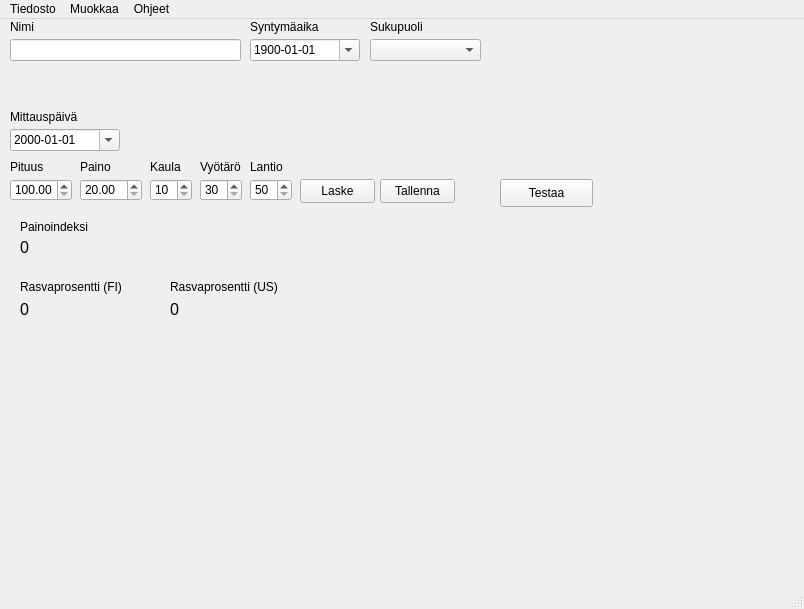
Old version of the form main.ui in the repository TiViOpetus/FitnessGUI.
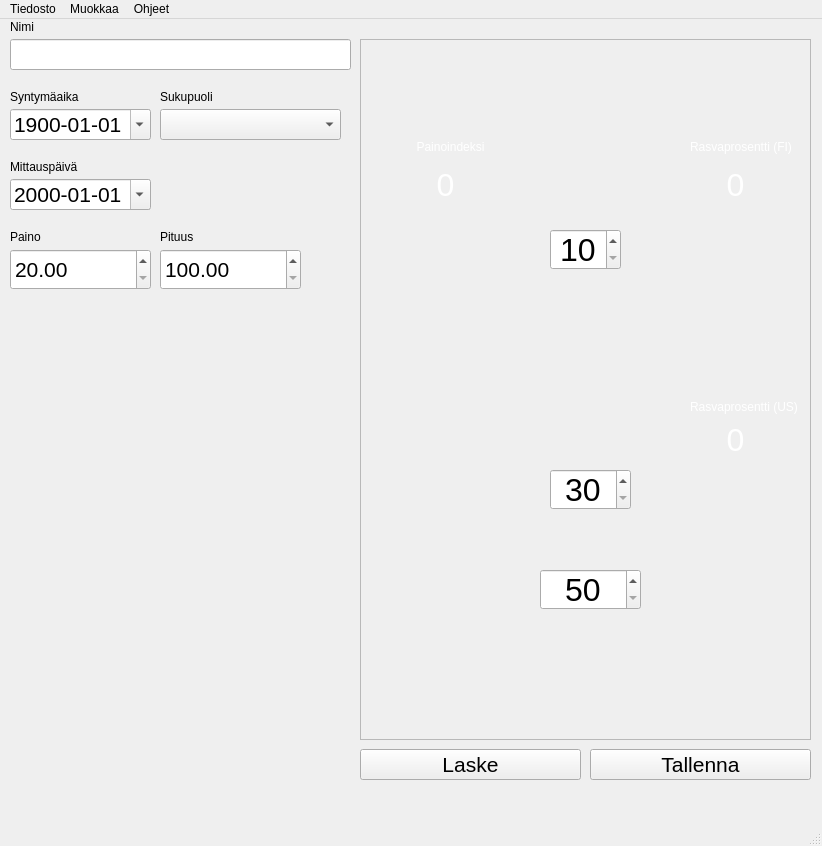
New version of the form. Icons and pictures are not drawn.

Patch:
```diff
--- a/main.ui
+++ b/main.ui
@@ -6,8 +6,8 @@
    <rect>
     <x>0</x>
     <y>0</y>
-    <width>804</width>
-    <height>609</height>
+    <width>822</width>
+    <height>846</height>
    </rect>
   </property>
   <property name="windowTitle">
@@ -19,13 +19,13 @@
      <rect>
       <x>10</x>
       <y>20</y>
-      <width>231</width>
-      <height>22</height>
+      <width>341</width>
+      <height>31</height>
      </rect>
     </property>
     <property name="font">
      <font>
-      <pointsize>10</pointsize>
+      <pointsize>16</pointsize>
      </font>
     </property>
     <property name="toolTip">
@@ -49,11 +49,16 @@
     <property name="geometry">
      <rect>
       <x>10</x>
-      <y>110</y>
-      <width>110</width>
-      <height>22</height>
+      <y>160</y>
+      <width>141</width>
+      <height>31</height>
      </rect>
     </property>
+    <property name="font">
+     <font>
+      <pointsize>16</pointsize>
+     </font>
+    </property>
     <property name="locale">
      <locale language="Finnish" country="Finland"/>
     </property>
@@ -68,7 +73,7 @@
     <property name="geometry">
      <rect>
       <x>10</x>
-      <y>90</y>
+      <y>140</y>
       <width>91</width>
       <height>16</height>
      </rect>
@@ -80,12 +85,17 @@
    <widget class="QDoubleSpinBox" name="heightSpinBox">
     <property name="geometry">
      <rect>
-      <x>10</x>
-      <y>160</y>
-      <width>62</width>
-      <height>22</height>
+      <x>160</x>
+      <y>230</y>
+      <width>141</width>
+      <height>41</height>
      </rect>
     </property>
+    <property name="font">
+     <font>
+      <pointsize>16</pointsize>
+     </font>
+    </property>
     <property name="minimum">
      <double>100.000000000000000</double>
     </property>
@@ -96,8 +106,8 @@
    <widget class="QLabel" name="label_2">
     <property name="geometry">
      <rect>
-      <x>10</x>
-      <y>140</y>
+      <x>160</x>
+      <y>210</y>
       <width>49</width>
       <height>16</height>
      </rect>
@@ -109,12 +119,17 @@
    <widget class="QDoubleSpinBox" name="weightSpinBox">
     <property name="geometry">
      <rect>
-      <x>80</x>
-      <y>160</y>
-      <width>62</width>
-      <height>22</height>
+      <x>10</x>
+      <y>230</y>
+      <width>141</width>
+      <height>41</height>
      </rect>
     </property>
+    <property name="font">
+     <font>
+      <pointsize>16</pointsize>
+     </font>
+    </property>
     <property name="minimum">
      <double>20.000000000000000</double>
     </property>
@@ -125,8 +140,8 @@
    <widget class="QLabel" name="label_3">
     <property name="geometry">
      <rect>
-      <x>80</x>
-      <y>140</y>
+      <x>10</x>
+      <y>210</y>
       <width>49</width>
       <height>16</height>
      </rect>
@@ -135,99 +150,23 @@
      <string>Paino</string>
     </property>
    </widget>
-   <widget class="QSpinBox" name="neckSpinBox">
-    <property name="geometry">
-     <rect>
-      <x>150</x>
-      <y>160</y>
-      <width>42</width>
-      <height>22</height>
-     </rect>
-    </property>
-    <property name="minimum">
-     <number>10</number>
-    </property>
-   </widget>
-   <widget class="QSpinBox" name="waistSpinBox">
-    <property name="geometry">
-     <rect>
-      <x>200</x>
-      <y>160</y>
-      <width>42</width>
-      <height>22</height>
-     </rect>
-    </property>
-    <property name="minimum">
-     <number>30</number>
-    </property>
-    <property name="maximum">
-     <number>200</number>
-    </property>
-   </widget>
-   <widget class="QSpinBox" name="hipsSpinBox">
-    <property name="geometry">
-     <rect>
-      <x>250</x>
-      <y>160</y>
-      <width>42</width>
-      <height>22</height>
-     </rect>
-    </property>
-    <property name="minimum">
-     <number>50</number>
-    </property>
-    <property name="maximum">
-     <number>200</number>
-    </property>
-   </widget>
-   <widget class="QLabel" name="label_4">
-    <property name="geometry">
-     <rect>
-      <x>150</x>
-      <y>140</y>
-      <width>49</width>
-      <height>16</height>
-     </rect>
-    </property>
-    <property name="text">
-     <string>Kaula</string>
-    </property>
-   </widget>
-   <widget class="QLabel" name="label_5">
-    <property name="geometry">
-     <rect>
-      <x>200</x>
-      <y>140</y>
-      <width>49</width>
-      <height>16</height>
-     </rect>
-    </property>
-    <property name="text">
-     <string>Vyötärö</string>
-    </property>
-   </widget>
-   <widget class="QLabel" name="label_6">
-    <property name="geometry">
-     <rect>
-      <x>250</x>
-      <y>140</y>
-      <width>49</width>
-      <height>16</height>
-     </rect>
-    </property>
-    <property name="text">
-     <string>Lantio</string>
-    </property>
-   </widget>
    <widget class="QPushButton" name="calculatePushButton">
     <property name="geometry">
      <rect>
-      <x>300</x>
-      <y>160</y>
-      <width>75</width>
-      <height>24</height>
+      <x>360</x>
+      <y>730</y>
+      <width>221</width>
+      <height>31</height>
      </rect>
     </property>
+    <property name="font">
+     <font>
+      <pointsize>16</pointsize>
+     </font>
+    </property>
+    <property name="styleSheet">
+     <string notr="true"/>
+    </property>
     <property name="text">
      <string>Laske</string>
     </property>
@@ -235,12 +174,20 @@
    <widget class="QPushButton" name="savePushButton">
     <property name="geometry">
      <rect>
-      <x>380</x>
-      <y>160</y>
-      <width>75</width>
-      <height>24</height>
+      <x>590</x>
+      <y>730</y>
+      <width>221</width>
+      <height>31</height>
      </rect>
     </property>
+    <property name="font">
+     <font>
+      <pointsize>16</pointsize>
+     </font>
+    </property>
+    <property name="styleSheet">
+     <string notr="true"/>
+    </property>
     <property name="text">
      <string>Tallenna</string>
     </property>
@@ -248,12 +195,17 @@
    <widget class="QDateEdit" name="birthDateEdit">
     <property name="geometry">
      <rect>
-      <x>250</x>
-      <y>20</y>
-      <width>110</width>
-      <height>22</height>
+      <x>10</x>
+      <y>90</y>
+      <width>141</width>
+      <height>31</height>
      </rect>
     </property>
+    <property name="font">
+     <font>
+      <pointsize>16</pointsize>
+     </font>
+    </property>
     <property name="locale">
      <locale language="Finnish" country="Finland"/>
     </property>
@@ -277,8 +229,8 @@
    <widget class="QLabel" name="label_7">
     <property name="geometry">
      <rect>
-      <x>250</x>
-      <y>0</y>
+      <x>10</x>
+      <y>70</y>
       <width>91</width>
       <height>16</height>
      </rect>
@@ -290,12 +242,17 @@
    <widget class="QComboBox" name="genderComboBox">
     <property name="geometry">
      <rect>
-      <x>370</x>
-      <y>20</y>
-      <width>111</width>
-      <height>22</height>
+      <x>160</x>
+      <y>90</y>
+      <width>181</width>
+      <height>31</height>
      </rect>
     </property>
+    <property name="font">
+     <font>
+      <pointsize>16</pointsize>
+     </font>
+    </property>
     <property name="locale">
      <locale language="Finnish" country="Finland"/>
     </property>
@@ -313,104 +270,11 @@
      </property>
     </item>
    </widget>
-   <widget class="QLabel" name="bmiLabel">
-    <property name="geometry">
-     <rect>
-      <x>20</x>
-      <y>220</y>
-      <width>311</width>
-      <height>16</height>
-     </rect>
-    </property>
-    <property name="font">
-     <font>
-      <pointsize>12</pointsize>
-     </font>
-    </property>
-    <property name="text">
-     <string>0</string>
-    </property>
-   </widget>
-   <widget class="QLabel" name="fatFiLabel">
-    <property name="geometry">
-     <rect>
-      <x>20</x>
-      <y>280</y>
-      <width>141</width>
-      <height>21</height>
-     </rect>
-    </property>
-    <property name="font">
-     <font>
-      <pointsize>12</pointsize>
-     </font>
-    </property>
-    <property name="text">
-     <string>0</string>
-    </property>
-   </widget>
-   <widget class="QLabel" name="fatUsLabel">
-    <property name="geometry">
-     <rect>
-      <x>170</x>
-      <y>280</y>
-      <width>141</width>
-      <height>21</height>
-     </rect>
-    </property>
-    <property name="font">
-     <font>
-      <pointsize>12</pointsize>
-     </font>
-    </property>
-    <property name="text">
-     <string>0</string>
-    </property>
-   </widget>
-   <widget class="QLabel" name="label_11">
-    <property name="geometry">
-     <rect>
-      <x>20</x>
-      <y>200</y>
-      <width>81</width>
-      <height>16</height>
-     </rect>
-    </property>
-    <property name="text">
-     <string>Painoindeksi</string>
-    </property>
-   </widget>
-   <widget class="QLabel" name="label_12">
-    <property name="geometry">
-     <rect>
-      <x>20</x>
-      <y>260</y>
-      <width>121</width>
-      <height>16</height>
-     </rect>
-    </property>
-    <property name="text">
-     <string>Rasvaprosentti (FI)</string>
-    </property>
-   </widget>
-   <widget class="QLabel" name="label_13">
-    <property name="geometry">
-     <rect>
-      <x>170</x>
-      <y>260</y>
-      <width>121</width>
-      <height>16</height>
-     </rect>
-    </property>
-    <property name="text">
-     <string>Rasvaprosentti (US)</string>
-    </property>
-   </widget>
    <widget class="QLabel" name="label_14">
     <property name="geometry">
      <rect>
-      <x>370</x>
-      <y>0</y>
+      <x>160</x>
+      <y>70</y>
       <width>61</width>
       <height>16</height>
      </rect>
@@ -419,18 +283,217 @@
      <string>Sukupuoli</string>
     </property>
    </widget>
-   <widget class="QPushButton" name="testUiPushButton">
+   <widget class="QFrame" name="dimensionFrame">
     <property name="geometry">
      <rect>
-      <x>500</x>
-      <y>160</y>
-      <width>93</width>
-      <height>28</height>
+      <x>360</x>
+      <y>20</y>
+      <width>451</width>
+      <height>701</height>
      </rect>
     </property>
-    <property name="text">
-     <string>Testaa</string>
+    <property name="styleSheet">
+     <string notr="true">background-image: url(:/png/NaisSlice.png);</string>
     </property>
+    <property name="frameShape">
+     <enum>QFrame::StyledPanel</enum>
+    </property>
+    <property name="frameShadow">
+     <enum>QFrame::Raised</enum>
+    </property>
+    <widget class="QSpinBox" name="neckSpinBox">
+     <property name="geometry">
+      <rect>
+       <x>190</x>
+       <y>190</y>
+       <width>71</width>
+       <height>41</height>
+      </rect>
+     </property>
+     <property name="font">
+      <font>
+       <pointsize>24</pointsize>
+      </font>
+     </property>
+     <property name="alignment">
+      <set>Qt::AlignCenter</set>
+     </property>
+     <property name="minimum">
+      <number>10</number>
+     </property>
+    </widget>
+    <widget class="QSpinBox" name="waistSpinBox">
+     <property name="geometry">
+      <rect>
+       <x>190</x>
+       <y>430</y>
+       <width>81</width>
+       <height>41</height>
+      </rect>
+     </property>
+     <property name="font">
+      <font>
+       <pointsize>24</pointsize>
+      </font>
+     </property>
+     <property name="alignment">
+      <set>Qt::AlignCenter</set>
+     </property>
+     <property name="minimum">
+      <number>30</number>
+     </property>
+     <property name="maximum">
+      <number>200</number>
+     </property>
+    </widget>
+    <widget class="QSpinBox" name="hipsSpinBox">
+     <property name="geometry">
+      <rect>
+       <x>180</x>
+       <y>530</y>
+       <width>101</width>
+       <height>41</height>
+      </rect>
+     </property>
+     <property name="font">
+      <font>
+       <family>MS Shell Dlg 2</family>
+       <pointsize>24</pointsize>
+      </font>
+     </property>
+     <property name="alignment">
+      <set>Qt::AlignCenter</set>
+     </property>
+     <property name="minimum">
+      <number>50</number>
+     </property>
+     <property name="maximum">
+      <number>200</number>
+     </property>
+    </widget>
+    <widget class="QLabel" name="label_13">
+     <property name="geometry">
+      <rect>
+       <x>330</x>
+       <y>360</y>
+       <width>111</width>
+       <height>16</height>
+      </rect>
+     </property>
+     <property name="styleSheet">
+      <string notr="true">color: rgb(255, 255, 255);</string>
+     </property>
+     <property name="text">
+      <string>Rasvaprosentti (US)</string>
+     </property>
+    </widget>
+    <widget class="QLabel" name="fatUsLabel">
+     <property name="geometry">
+      <rect>
+       <x>340</x>
+       <y>380</y>
+       <width>71</width>
+       <height>41</height>
+      </rect>
+     </property>
+     <property name="font">
+      <font>
+       <pointsize>24</pointsize>
+      </font>
+     </property>
+     <property name="styleSheet">
+      <string notr="true">color: rgb(255, 255, 255);</string>
+     </property>
+     <property name="text">
+      <string>0</string>
+     </property>
+     <property name="alignment">
+      <set>Qt::AlignCenter</set>
+     </property>
+    </widget>
+    <widget class="QLabel" name="label_12">
+     <property name="geometry">
+      <rect>
+       <x>330</x>
+       <y>100</y>
+       <width>101</width>
+       <height>16</height>
+      </rect>
+     </property>
+     <property name="styleSheet">
+      <string notr="true">color: rgb(255, 255, 255);</string>
+     </property>
+     <property name="text">
+      <string>Rasvaprosentti (FI)</string>
+     </property>
+    </widget>
+    <widget class="QLabel" name="fatFiLabel">
+     <property name="geometry">
+      <rect>
+       <x>340</x>
+       <y>130</y>
+       <width>71</width>
+       <height>31</height>
+      </rect>
+     </property>
+     <property name="font">
+      <font>
+       <pointsize>24</pointsize>
+      </font>
+     </property>
+     <property name="styleSheet">
+      <string notr="true">color: rgb(255, 255, 255);</string>
+     </property>
+     <property name="text">
+      <string>0</string>
+     </property>
+     <property name="alignment">
+      <set>Qt::AlignCenter</set>
+     </property>
+    </widget>
+    <widget class="QLabel" name="label_11">
+     <property name="geometry">
+      <rect>
+       <x>50</x>
+       <y>100</y>
+       <width>81</width>
+       <height>16</height>
+      </rect>
+     </property>
+     <property name="styleSheet">
+      <string notr="true">color: rgb(255, 255, 255);</string>
+     </property>
+     <property name="text">
+      <string>Painoindeksi</string>
+     </property>
+     <property name="alignment">
+      <set>Qt::AlignCenter</set>
+     </property>
+    </widget>
+    <widget class="QLabel" name="bmiLabel">
+     <property name="geometry">
+      <rect>
+       <x>50</x>
+       <y>130</y>
+       <width>71</width>
+       <height>31</height>
+      </rect>
+     </property>
+     <property name="font">
+      <font>
+       <pointsize>24</pointsize>
+      </font>
+     </property>
+     <property name="styleSheet">
+      <string notr="true">color: rgb(255, 255, 255);</string>
+     </property>
+     <property name="text">
+      <string>0</string>
+     </property>
+     <property name="alignment">
+      <set>Qt::AlignCenter</set>
+     </property>
+    </widget>
    </widget>
   </widget>
   <widget class="QMenuBar" name="menubar">
@@ -438,8 +501,8 @@
     <rect>
      <x>0</x>
      <y>0</y>
-     <width>804</width>
-     <height>26</height>
+     <width>822</width>
+     <height>21</height>
     </rect>
    </property>
    <widget class="QMenu" name="menuTiedosto">
```
Left out of the diff: 19 changed lines with no effect on the pictures.
